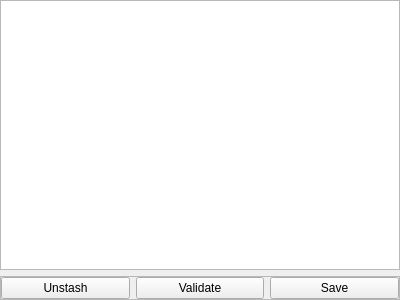
Above: src/blackgui/components/dbstashcomponent.ui from swift-project/pilotclient before the change. Below: the same form after it.
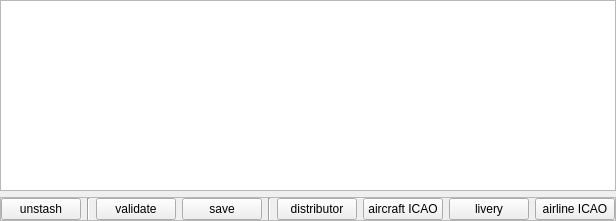
That is the form after the change. Custom widgets are drawn as their Qt base class.

Commit message: refs #535, stash componet * allow to assign livery/ICAO to selected objects * allow access to corresponding mapping component

The edit to the form file:
```diff
--- a/src/blackgui/components/dbstashcomponent.ui
+++ b/src/blackgui/components/dbstashcomponent.ui
@@ -6,8 +6,8 @@
    <rect>
     <x>0</x>
     <y>0</y>
-    <width>400</width>
-    <height>300</height>
+    <width>616</width>
+    <height>221</height>
    </rect>
   </property>
   <property name="windowTitle">
@@ -72,21 +72,63 @@
       <item>
        <widget class="QPushButton" name="pb_Unstash">
         <property name="text">
-         <string>Unstash</string>
+         <string>unstash</string>
+        </property>
+       </widget>
+      </item>
+      <item>
+       <widget class="Line" name="line_Sep1">
+        <property name="orientation">
+         <enum>Qt::Vertical</enum>
         </property>
        </widget>
       </item>
       <item>
        <widget class="QPushButton" name="pb_Validate">
         <property name="text">
-         <string>Validate</string>
+         <string>validate</string>
         </property>
        </widget>
       </item>
       <item>
        <widget class="QPushButton" name="pb_Save">
         <property name="text">
-         <string>Save</string>
+         <string>save</string>
+        </property>
+       </widget>
+      </item>
+      <item>
+       <widget class="Line" name="line_Sep2">
+        <property name="orientation">
+         <enum>Qt::Vertical</enum>
+        </property>
+       </widget>
+      </item>
+      <item>
+       <widget class="QPushButton" name="pb_Distributor">
+        <property name="text">
+         <string>distributor</string>
+        </property>
+       </widget>
+      </item>
+      <item>
+       <widget class="QPushButton" name="pb_AircraftIcao">
+        <property name="text">
+         <string>aircraft ICAO</string>
+        </property>
+       </widget>
+      </item>
+      <item>
+       <widget class="QPushButton" name="pb_Livery">
+        <property name="text">
+         <string>livery</string>
+        </property>
+       </widget>
+      </item>
+      <item>
+       <widget class="QPushButton" name="pb_AirlineIcao">
+        <property name="text">
+         <string>airline ICAO</string>
         </property>
        </widget>
       </item>
```
The commit also changes 4 other files.
